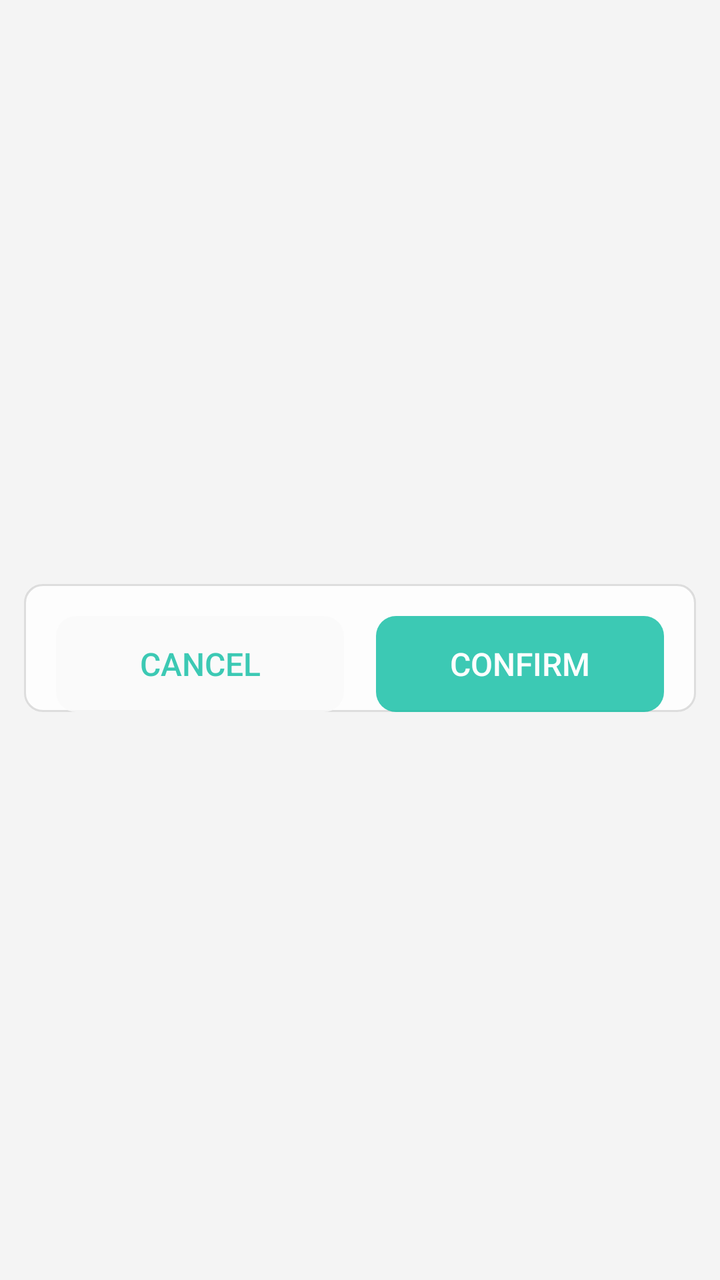
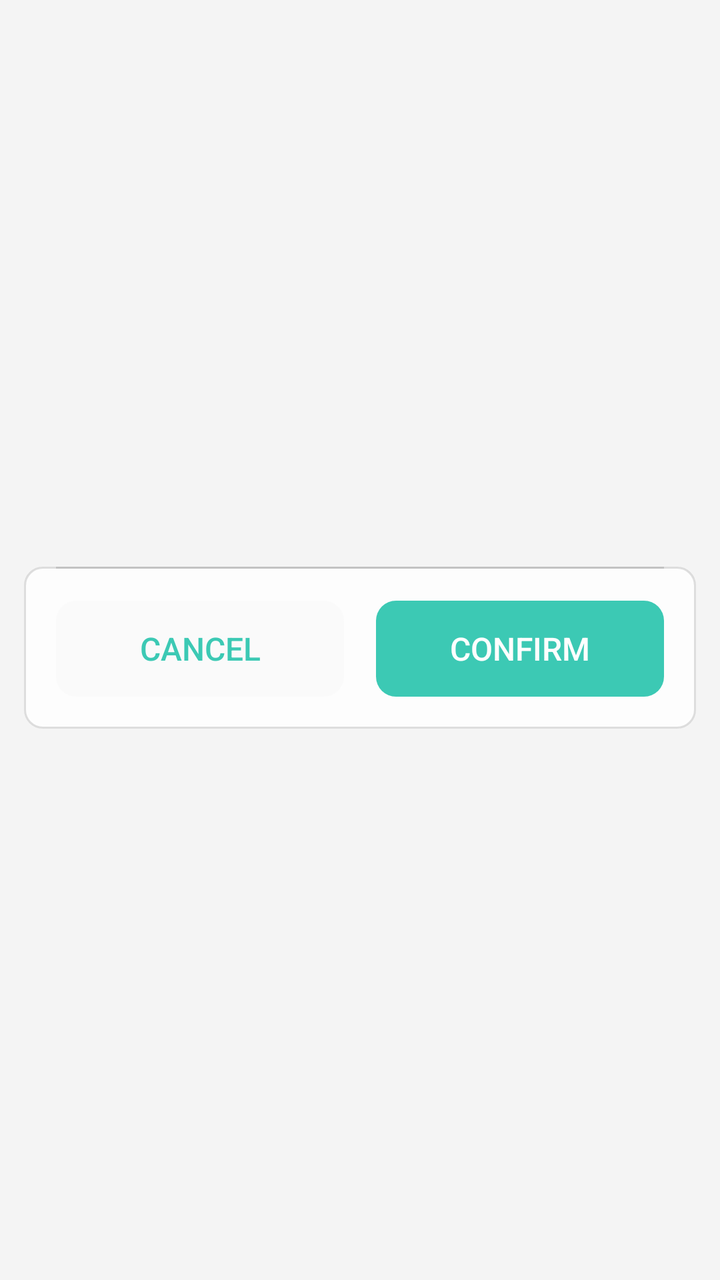

Before-and-after screenshots of an Android layout around one commit, followed by the original layout XML and the change that was made.
<!-- AndroidManifest.xml: application theme AppTheme -->
<!-- res/layout/dialog_item_chooser_small.xml -->
<?xml version="1.0" encoding="utf-8"?>
<LinearLayout xmlns:android="http://schemas.android.com/apk/res/android"
    style="@style/dialogRoot"
    android:orientation="vertical"
    android:gravity="center_vertical"
    android:focusable="true"
    android:focusableInTouchMode="true"
    android:layout_width="match_parent"
    android:layout_height="wrap_content">

    <RelativeLayout
        android:visibility="gone"
        android:id="@+id/search_bar"
        android:background="@drawable/dialog_search_bg"
        android:layout_width="match_parent"
        android:layout_height="50dp">

        <EditText
            android:id="@+id/search_box"
            android:nextFocusDown="@id/search_box"
            android:lines="1"
            android:singleLine="true"
            android:imeOptions="actionSearch"
            android:layout_width="match_parent"
            android:layout_height="match_parent"
            android:paddingStart="20dp"
            android:paddingEnd="20dp"
            android:maxLength="30"
            android:textSize="15dp"
            android:hint="@string/item_chooser_search_hint"
            android:background="@null" />

        <ImageButton
            android:id="@+id/search_box_clear"
            android:background="@null"
            android:layout_alignParentEnd="true"
            android:layout_centerVertical="true"
            android:src="@drawable/dialog_search_clear"
            android:scaleType="centerInside"
            android:padding="15dp"
            android:tint="?android:textColorPrimary"
            android:layout_width="50dp"
            android:layout_height="50dp" />
    </RelativeLayout>

    <FrameLayout
        android:layout_marginBottom="8dp"
        android:id="@+id/header"
        android:layout_width="match_parent"
        android:layout_height="wrap_content">

        <TextView
            style="@style/dialogTitle"
            android:breakStrategy="simple"
            android:paddingStart="4dp"
            android:paddingEnd="4dp"
            android:id="@+id/dialog_title"
            android:visibility="gone"
            android:layout_width="match_parent"
            android:layout_height="wrap_content" />

        <TextView
            style="@style/dialogDesc"
            android:breakStrategy="simple"
            android:paddingStart="4dp"
            android:paddingEnd="4dp"
            android:id="@+id/dialog_desc"
            android:visibility="gone"
            android:layout_width="match_parent"
            android:layout_height="wrap_content" />
    </FrameLayout>

    
    <LinearLayout
        android:background="@drawable/krscript_item_ripple_kon"
        android:orientation="vertical"
        android:layout_width="match_parent"
        android:layout_height="wrap_content">

        <ListView
            android:paddingEnd="5dp"
            android:id="@+id/item_list"
            android:scrollbarSize="0dp"
            android:divider="@null"
            android:fastScrollEnabled="true"
            android:scrollbarStyle="insideOverlay"
            android:requiresFadingEdge="vertical"
            android:smoothScrollbar="true"
            android:layout_width="match_parent"
            android:layout_height="wrap_content" />

        <LinearLayout
            android:id="@+id/bottom_buttons"
            android:layout_marginTop="16dp"
            android:layout_marginHorizontal="16dp"
            android:orientation="horizontal"
            android:layout_width="match_parent"
            android:layout_height="wrap_content">

            <Button
                android:id="@+id/btn_cancel"
                style="@style/dialogCancelBtn"
                android:text="@string/btn_cancel">
            </Button>
            <Button
                android:id="@+id/btn_confirm"
                style="@style/dialogConfirmBtn"
                android:text="@string/btn_confirm">
            </Button>
        </LinearLayout>
    </LinearLayout>

</LinearLayout>
<!-- resources referenced by this layout -->
<resources>
  <!-- drawable dialog_search_bg (drawable) -->
  <?xml version="1.0" encoding="utf-8"?>
  <shape xmlns:android="http://schemas.android.com/apk/res/android">
      <solid android:color="?attr/colorParse" />
      <size android:height="25dp" />
      <corners android:radius="10dp" />
  
      
  </shape>
  <string name="btn_cancel">Cancel</string>
  <string name="btn_confirm">Confirm</string>
  <string name="item_chooser_search_hint">Search options</string>
  <style name="dialogCancelBtn" parent="dialogLargeBtn">
          <item name="android:layout_marginStart">0dp</item>
          <item name="android:background">@drawable/btn_bg_large_secondary</item>
      </style>
  <style name="dialogConfirmBtn" parent="dialogLargeBtn">
          <item name="android:textColor">#FFFFFF</item>
          <item name="android:background">@drawable/btn_bg_large</item>
      </style>
  <style name="dialogDesc" parent="@style/textSmall">
          <item name="android:paddingStart">16dp</item>
          <item name="android:paddingEnd">16dp</item>
          <item name="android:paddingTop">8dp</item>
          <item name="android:layout_width">match_parent</item>
          <item name="android:layout_height">wrap_content</item>
      </style>
  <style name="dialogRoot">
          <item name="android:layout_width">match_parent</item>
          <item name="android:layout_height">match_parent</item>
          <item name="android:orientation">vertical</item>
          <item name="android:padding">12dp</item>
      </style>
  <style name="dialogTitle" parent="@style/textTitle">
          <item name="android:paddingStart">16dp</item>
          <item name="android:paddingEnd">16dp</item>
          <item name="android:paddingTop">16dp</item>
          <item name="android:layout_width">match_parent</item>
          <item name="android:layout_height">wrap_content</item>
      </style>
  <style name="textSmall">
          <item name="android:textColor">?android:attr/textColorSecondary</item>
          <item name="android:textSize">12sp</item>
      </style>
  <style name="textTitle">
          <item name="android:textColor">?android:attr/textColorPrimary</item>
          <item name="android:textStyle">bold</item>
          <item name="android:textSize">14dp</item>
      </style>
  <color name="colorPrimary">#64CDB6</color>
  <color name="colorPrimaryDark">#30C7B6</color>
  <color name="colorAccent">#0dbda2</color>
  <color name="colorParseDark">#20605f5f</color>
  <color name="colorPirmDark">#20000000</color>
  <color name="status_bg_light">@android:color/white</color>
  <color name="window_bg_light">#f4f4f4</color>
  <color name="cardBgLight">#CCFFFFFF</color>
  <!-- drawable seekbar_thumb (drawable) -->
  <?xml version="1.0" encoding="utf-8"?>
  <shape xmlns:android="http://schemas.android.com/apk/res/android">
      <solid android:color="@android:color/transparent" />
      <corners android:radius="10dp" />
      <size
          android:width="12dp"
          android:height="12dp" />
  </shape>
  <!-- drawable switch_track_disabled (drawable) -->
  <?xml version="1.0" encoding="utf-8"?>
  <shape xmlns:android="http://schemas.android.com/apk/res/android">
      <solid android:color="#22888888" />
      <corners android:radius="10dp" />
      <size android:width="66dp" android:height="20dp" />
  </shape>
  <!-- drawable switch_track_open (drawable) -->
  <?xml version="1.0" encoding="utf-8"?>
  <shape xmlns:android="http://schemas.android.com/apk/res/android">
      <solid android:color="?android:colorAccent" />
      <corners android:radius="10dp" />
      <size android:width="66dp" android:height="20dp" />
  </shape>
  <!-- drawable switch_track_close (drawable) -->
  <?xml version="1.0" encoding="utf-8"?>
  <shape xmlns:android="http://schemas.android.com/apk/res/android">
      <solid android:color="#44888888" />
      <corners android:radius="10dp" />
      <size android:width="66dp" android:height="20dp" />
  </shape>
  <!-- unchanged entries left out for length: 19 -->
</resources>

<!-- the commit's change to res/layout/dialog_item_chooser_small.xml (unified diff, before → after) -->
@@ -38,7 +38,7 @@
             android:src="@drawable/dialog_search_clear"
             android:scaleType="centerInside"
             android:padding="15dp"
-            android:tint="?android:textColorPrimary"
+            android:tint="?android:attr/textColorPrimary"
             android:layout_width="50dp"
             android:layout_height="50dp" />
     </RelativeLayout>
@@ -89,14 +89,22 @@
             android:layout_width="match_parent"
             android:layout_height="wrap_content" />
 
+        
+        <View
+            android:layout_width="match_parent"
+            android:layout_height="1dp"
+            android:layout_marginHorizontal="16dp"
+            android:layout_marginBottom="16dp"
+            android:background="?android:attr/listDivider" />
+            
         <LinearLayout
             android:id="@+id/bottom_buttons"
-            android:layout_marginTop="16dp"
+            android:layout_marginBottom="16dp"
             android:layout_marginHorizontal="16dp"
             android:orientation="horizontal"
             android:layout_width="match_parent"
             android:layout_height="wrap_content">
-
+            
             <Button
                 android:id="@+id/btn_cancel"
                 style="@style/dialogCancelBtn"
